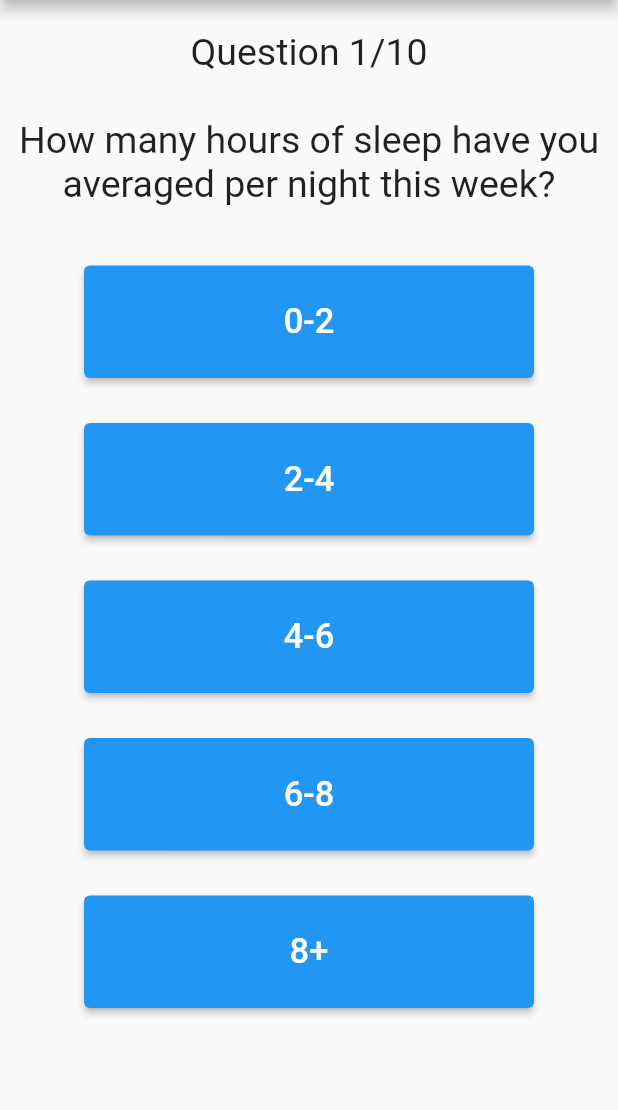
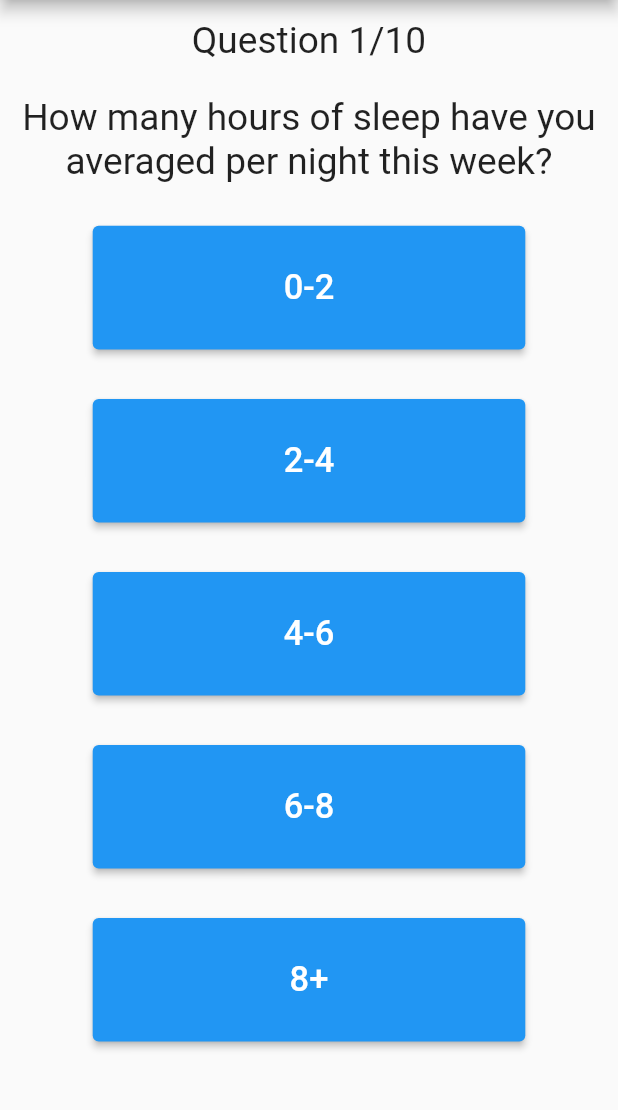
Before and after one commit to FalconLuma/-DECO38010--VillersBoysII, a Flutter app: the QuestionairePage screen opened directly with empty values, after a tap on the "start" icon, on a phone screen of 412 x 824 dp, the part 84-1194 px from its top. Run offline on Flutter 3.47's test engine with Material 2 defaults, Android fonts, the phone set to English and light mode, and no system bars.

Commit message:
questionnaire layout

```diff
--- a/villers_boys_ii/lib/questionaire_start.dart
+++ b/villers_boys_ii/lib/questionaire_start.dart
@@ -15,15 +15,15 @@ class _QuestionaireState extends State<QuestionairePage> {
   Widget build(BuildContext context) {
     return Scaffold(
       appBar: AppBar(
-        title: const Text('Questionaire Start'),
+        title: const Text('Questionnaire Start'),
         centerTitle: true,
       ),
       body: Container(
           margin: const EdgeInsets.all(10),
           child: Column(children: [
             const Text(
-                'Before you begin driving you will need to complete some quick questionaires and tests'
-                ' to establish a level of fatigue. The following activity is a 10 questions questionaire with 5 potential answers. '
+                'Before you begin driving you will need to complete some quick questionnaires and tests'
+                ' to establish a level of fatigue. The following activity is a 10 questions questionnaire with 5 potential answers. '
                 'Please answer each question honestly and to the best of your ability. If you answer a question incorrectly feel free to swipe'
                 'back to the previous question',
                 style: TextStyle(fontSize: 20.0, letterSpacing: 2.0)),
--- a/villers_boys_ii/lib/questionaire_test.dart
+++ b/villers_boys_ii/lib/questionaire_test.dart
@@ -14,6 +14,9 @@ class _QuestionaireTestState extends State<QuestionaireTestPage> {
   int _counter = 0;
   int _score = 0;
   int _flag = 0;
+
+  double _ebHeight = 0.1;
+  double _ebWidth = 0.7;
 
   Future<void> wait() async {
     await Future.delayed(const Duration(seconds: 1));
@@ -229,6 +232,7 @@ class _QuestionaireTestState extends State<QuestionaireTestPage> {
             // Here we take the value from the HomePage object that was created by
             // the App.build method, and use it to set our appbar title.
             title: Text('Fatigue Management App'),
+
           ),
           body: Center(
             // Center is a layout widget. It takes a single child and positions it
@@ -254,23 +258,23 @@ class _QuestionaireTestState extends State<QuestionaireTestPage> {
                 //   'Score: $_score',
                 // ),
                 Padding(
-                  padding: const EdgeInsets.all(20),
+                  padding: EdgeInsets.all(MediaQuery.of(context).size.height * 0.015),
                   child: Text(
                     qNum[_counter],
-                    style: const TextStyle(fontSize: 25),
+                    style: TextStyle(fontSize: MediaQuery.of(context).size.height * 0.03),
                     textAlign: TextAlign.center,
                   ),
                 ),
                 Padding(
-                  padding: const EdgeInsets.only(top: 10, bottom: 25),
+                  padding: EdgeInsets.only(top: 10, bottom: MediaQuery.of(context).size.height * 0.015),
                   child: Text(
                     questions[_counter],
-                    style: const TextStyle(fontSize: 25),
+                    style: TextStyle(fontSize: MediaQuery.of(context).size.height * 0.03),
                     textAlign: TextAlign.center,
                   ),
                 ),
                 Padding(
-                    padding: const EdgeInsets.all(15),
+                    padding: EdgeInsets.all(MediaQuery.of(context).size.height * 0.02),
                     child: ElevatedButton(
                         onPressed: () {
                           setState(() {
@@ -287,15 +291,17 @@ class _QuestionaireTestState extends State<QuestionaireTestPage> {
                           });
                         },
                         style: ElevatedButton.styleFrom(
-                          fixedSize: const Size(300, 75),
+                          fixedSize: Size(MediaQuery.of(context).size.width * _ebWidth,
+                              MediaQuery.of(context).size.height * _ebHeight),
                         ),
                         child: Text(
                           firstAnswer[_counter],
                           style: const TextStyle(fontSize: 23),
                           textAlign: TextAlign.center,
-                        ))),
+                        ),
+                    )),
                 Padding(
-                    padding: const EdgeInsets.all(15),
+                    padding: EdgeInsets.all(MediaQuery.of(context).size.height * 0.02),
                     child: ElevatedButton(
                         onPressed: () {
                           setState(() {
@@ -309,7 +315,8 @@ class _QuestionaireTestState extends State<QuestionaireTestPage> {
                           });
                         },
                         style: ElevatedButton.styleFrom(
-                          fixedSize: const Size(300, 75),
+                          fixedSize: Size(MediaQuery.of(context).size.width * _ebWidth,
+                              MediaQuery.of(context).size.height * _ebHeight),
                         ),
                         child: Text(
                           secondAnswer[_counter],
@@ -317,7 +324,7 @@ class _QuestionaireTestState extends State<QuestionaireTestPage> {
                           textAlign: TextAlign.center,
                         ))),
                 Padding(
-                    padding: const EdgeInsets.all(15),
+                    padding: EdgeInsets.all(MediaQuery.of(context).size.height * 0.02),
                     child: ElevatedButton(
                         onPressed: () {
                           setState(() {
@@ -331,7 +338,8 @@ class _QuestionaireTestState extends State<QuestionaireTestPage> {
                           });
                         },
                         style: ElevatedButton.styleFrom(
-                          fixedSize: const Size(300, 75),
+                          fixedSize: Size(MediaQuery.of(context).size.width * _ebWidth,
+                              MediaQuery.of(context).size.height * _ebHeight),
                         ),
                         child: Text(
                           thirdAnswer[_counter],
@@ -339,7 +347,7 @@ class _QuestionaireTestState extends State<QuestionaireTestPage> {
                           textAlign: TextAlign.center,
                         ))),
                 Padding(
-                    padding: const EdgeInsets.all(15),
+                    padding: EdgeInsets.all(MediaQuery.of(context).size.height * 0.02),
                     child: ElevatedButton(
                         onPressed: () {
                           setState(() {
@@ -353,7 +361,8 @@ class _QuestionaireTestState extends State<QuestionaireTestPage> {
                           });
                         },
                         style: ElevatedButton.styleFrom(
-                          fixedSize: const Size(300, 75),
+                          fixedSize: Size(MediaQuery.of(context).size.width * _ebWidth,
+                              MediaQuery.of(context).size.height * _ebHeight),
                         ),
                         child: Text(
                           FourthAnswer[_counter],
@@ -361,7 +370,7 @@ class _QuestionaireTestState extends State<QuestionaireTestPage> {
                           textAlign: TextAlign.center,
                         ))),
                 Padding(
-                    padding: const EdgeInsets.all(15),
+                    padding: EdgeInsets.all(MediaQuery.of(context).size.height * 0.02),
                     child: ElevatedButton(
                         onPressed: () {
                           setState(() {
@@ -375,7 +384,8 @@ class _QuestionaireTestState extends State<QuestionaireTestPage> {
                           });
                         },
                         style: ElevatedButton.styleFrom(
-                          fixedSize: const Size(300, 75),
+                          fixedSize: Size(MediaQuery.of(context).size.width * _ebWidth,
+                              MediaQuery.of(context).size.height * _ebHeight),
                         ),
                         child: Text(
                           fifthAnswer[_counter],
```
